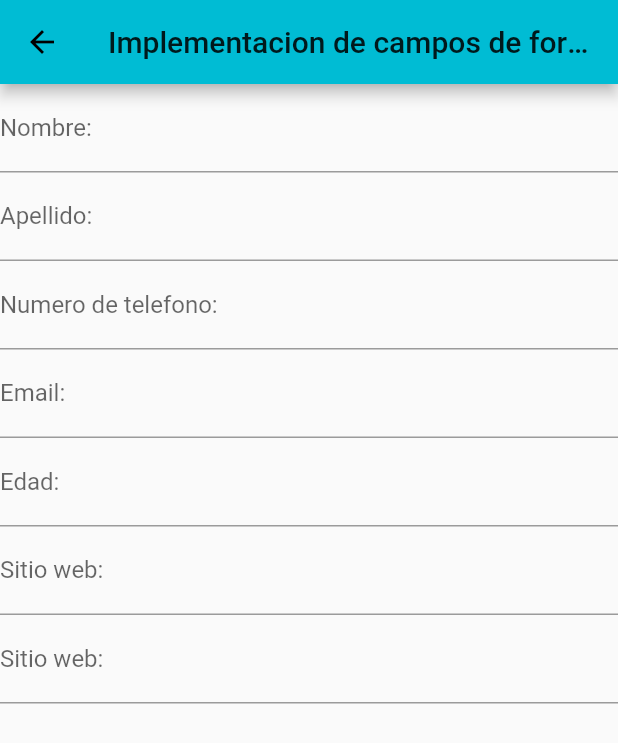
After one commit to Mannlex21/FlutterExamples, a Flutter app: the KeyboardExamples screen opened by its route, on a phone screen of 412 x 824 dp. The commit adds this screen. Shown: the top 743 px of the screen. Run offline on Flutter 3.47's test engine with Material 2 defaults, Android fonts, the phone set to English and light mode, and no system bars.

Commit message:
Se agrego ejemplos de teclados

```diff
--- a/lib/main.dart
+++ b/lib/main.dart
@@ -10,6 +10,7 @@ import 'package:myapp/pages/formsPage.dart';
 import 'package:myapp/pages/homePage.dart';
 import 'package:myapp/pages/iconPage.dart';
 import 'package:myapp/pages/imagePage.dart';
+import 'package:myapp/pages/keyboardPage.dart';
 import 'package:myapp/pages/listViewPage.dart';
 import 'package:myapp/pages/marginPaddingPage.dart';
 import 'package:myapp/pages/navigatorPageExample.dart';
@@ -52,6 +53,7 @@ class MyApp extends StatelessWidget {
         "/button": (BuildContext buildContext) => ButtonExample(),
         "/field": (BuildContext buildContext) => TypeFieldsExample(),
         "/form": (BuildContext buildContext) => FormsExample(),
+        "/keyboard": (BuildContext buildContext) => KeyboardExamples(),
       },
     );
   }
--- a/lib/pages/homePage.dart
+++ b/lib/pages/homePage.dart
@@ -46,6 +46,7 @@ class ListRoutes extends StatelessWidget {
     Route("Button", "button", null),
     Route("Fields", "field", null),
     Route("Form", "form", null),
+    Route("Keyboard", "keyboard", null),
   ];
 
   @override
--- /dev/null
+++ b/lib/pages/keyboardPage.dart
@@ -0,0 +1,62 @@
+import 'package:flutter/material.dart';
+
+class KeyboardExamples extends StatefulWidget {
+  @override
+  _KeyboardExamples createState() => _KeyboardExamples();
+}
+
+class _KeyboardExamples extends State<KeyboardExamples> {
+  final formKey = GlobalKey<FormState>();
+
+  @override
+  Widget build(BuildContext context) {
+    return Scaffold(
+      appBar: AppBar(
+        title: Text("Implementacion de campos de formulario sin el widget form"),
+      ),
+      body: Form(
+        key: formKey,
+        child: ListView(
+          children: [
+            TextFormField(
+              decoration: InputDecoration(labelText: "Nombre:"),
+            ),
+            TextFormField(
+              decoration: InputDecoration(labelText: "Apellido:"),
+            ),
+            TextFormField(
+              decoration: InputDecoration(labelText: "Numero de telefono:"),
+              keyboardType: TextInputType.phone,
+            ),
+            TextFormField(
+              decoration: InputDecoration(labelText: "Email:"),
+              keyboardType: TextInputType.emailAddress,
+            ),
+            TextFormField(
+              decoration: InputDecoration(labelText: "Edad:"),
+              keyboardType: TextInputType.number,
+            ),
+            TextFormField(
+              decoration: InputDecoration(labelText: "Sitio web:"),
+              keyboardType: TextInputType.url,
+            ),
+            TextFormField(
+              decoration: InputDecoration(labelText: "Sitio web:"),
+              keyboardType: TextInputType.url,
+            ),
+          ],
+        ),
+      ),
+    );
+  }
+
+  @override
+  void dispose() {
+    super.dispose();
+  }
+
+  @override
+  void initState() {
+    super.initState();
+  }
+}
```
